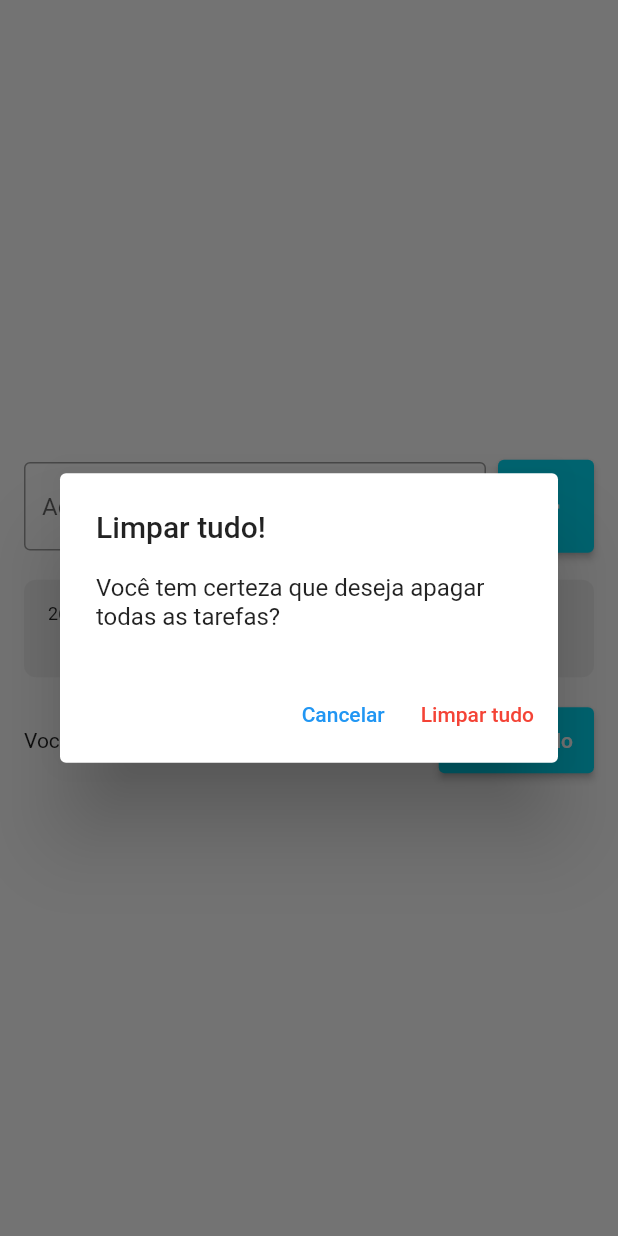
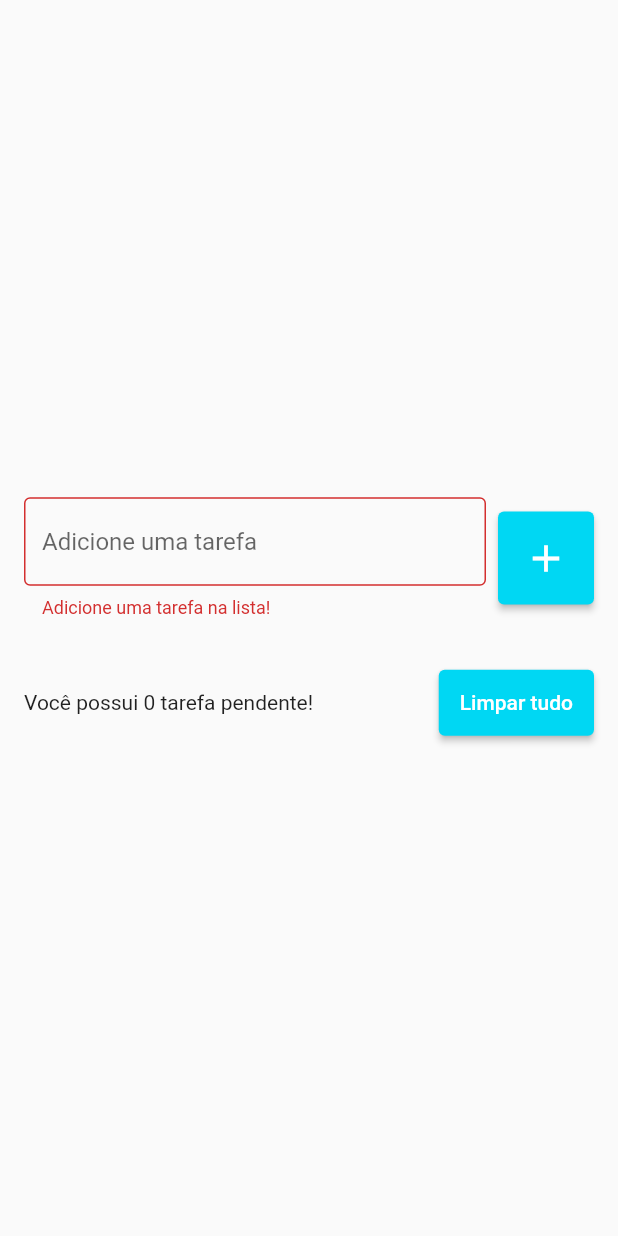
Before and after one commit to eduandev/todo-list, a Flutter app: the screen it shows after launch, after a tap on the "add" icon, after a tap on "Limpar tudo", on a phone screen of 412 x 824 dp. Run offline on Flutter 3.47's test engine with Material 2 defaults, Android fonts, the phone set to English and light mode, and no system bars; drawn by our look-alikes of flutter_slidable; our stand-ins replace shared_preferences.

Commit message:
function saveList

```diff
--- a/lib/models/todo.dart
+++ b/lib/models/todo.dart
@@ -1,7 +1,17 @@
 class Todo {
+  Todo({required this.title, required this.dateTime});
 
-  Todo({required this.title, required this.dateTime});
+  Todo.fromJson(Map<String, dynamic> json)
+      : title = json['title'],
+        dateTime = DateTime.parse(json['dateTime']);
 
   String title;
   DateTime dateTime;
+
+  toJson() {
+    return {
+      'title': title,
+      'dateTime': dateTime.toIso8601String(),
+    };
+  }
 }
--- a/lib/pages/todo_list_page.dart
+++ b/lib/pages/todo_list_page.dart
@@ -1,8 +1,8 @@
 import 'package:flutter/cupertino.dart';
 import 'package:flutter/material.dart';
-
-import '../models/todo.dart';
-import '../widgets/todo_list_item.dart';
+import 'package:todo_list/models/todo.dart';
+import 'package:todo_list/repositories/todo_repository.dart';
+import 'package:todo_list/widgets/todo_list_item.dart';
 
 
 class TodoListPage extends StatefulWidget {
@@ -14,10 +14,23 @@ class TodoListPage extends StatefulWidget {
 
 class _TodoListPageState extends State<TodoListPage> {
   final TextEditingController todoController = TextEditingController();
+  final TodoRepository todoRepository = TodoRepository();
 
   List<Todo> todos = [];
   Todo? deletedTodo;
   int? deletedTodoPos;
+  String? errorText;
+
+  @override
+  void initState() {
+    super.initState();
+
+    todoRepository.getTodoList().then((value) {
+      setState(() {
+        todos = value;
+      });
+    });
+  }
 
   @override
   Widget build(BuildContext context) {
@@ -37,6 +50,7 @@ class _TodoListPageState extends State<TodoListPage> {
                         decoration: InputDecoration(
                           border: OutlineInputBorder(),
                           hintText: 'Adicione uma tarefa',
+                          errorText: errorText,
                         ),
                       ),
                     ),
@@ -46,14 +60,24 @@ class _TodoListPageState extends State<TodoListPage> {
                     ElevatedButton(
                         onPressed: () {
                           String text = todoController.text;
+
+                          if(text.isEmpty) {
+                            setState(() {
+                              errorText = 'Preencha o campo!';
+                            });
+                            return;
+                          }
+
                           setState(() {
                             Todo newTodo = Todo(
                               title: text,
                               dateTime: DateTime.now(),
                             );
                             todos.add(newTodo);
+                            errorText = null;
                           });
                           todoController.clear();
+                          todoRepository.saveTodoList(todos);
                         },
                         style: ElevatedButton.styleFrom(
                           primary: Color(0xff00d7f3),
@@ -121,6 +145,7 @@ void onDelete(Todo todo) {
     setState(() {
       todos.remove(todo);
     });
+    todoRepository.saveTodoList(todos);
 
 ScaffoldMessenger.of(context).clearSnackBars();
 
@@ -136,6 +161,7 @@ ScaffoldMessenger.of(context).showSnackBar(
         setState(() {
             todos.insert(deletedTodoPos!, deletedTodo!);
         });
+        todoRepository.saveTodoList(todos);
       },
     ),
     duration: const Duration(seconds: 5),
@@ -144,19 +170,14 @@ ScaffoldMessenger.of(context).showSnackBar(
 }
 
 void showDeleteAllConfirmationDialog() {
+
     if(todos.isEmpty) {
-      ScaffoldMessenger.of(context).showSnackBar(
-        SnackBar(
-          content: Text('Adicione uma tarefa na lista!',
-            style: TextStyle(color: Colors.black,
-            fontSize: 16),
-          ),
-          backgroundColor: Colors.white,
-          duration: const Duration(seconds: 3),
-        ),
-      );
+      setState(() {
+        errorText = 'Adicione uma tarefa na lista!';
+      });
+      return;
+    }
 
-    } else {
       showDialog(context: context,
         builder: (context) =>
             AlertDialog(
@@ -182,13 +203,13 @@ void showDeleteAllConfirmationDialog() {
 
             ),
       );
-    }
 }
 
 void deleteAllTodos() {
     setState(() {
       todos.clear();
       });
+    todoRepository.saveTodoList(todos);
 }
 
 }
--- /dev/null
+++ b/lib/repositories/todo_repository.dart
@@ -0,0 +1,24 @@
+
+import 'dart:convert';
+
+import 'package:shared_preferences/shared_preferences.dart';
+import 'package:todo_list/models/todo.dart';
+
+const todoListKey = 'todo_list';
+
+class TodoRepository {
+  late SharedPreferences sharedPreferences;
+
+  Future<List<Todo>> getTodoList() async {
+    sharedPreferences = await SharedPreferences.getInstance();
+    final String jsonString = sharedPreferences.getString(todoListKey) ?? '[]';
+    final List jsonDecoded = json.decode(jsonString) as List;
+    return jsonDecoded.map((e) => Todo.fromJson(e)).toList();
+  }
+
+  void saveTodoList(List<Todo> todos) {
+    final jsonSting = json.encode(todos);
+    sharedPreferences.setString(todoListKey, jsonSting);
+  }
+
+}
--- a/pubspec.yaml
+++ b/pubspec.yaml
@@ -37,6 +37,7 @@ dependencies:
   cupertino_icons: ^1.0.2
   intl:
   flutter_slidable: ^0.6.0
+  shared_preferences: ^2.0.8
 
 dev_dependencies:
   flutter_test:
@@ -65,6 +66,7 @@ flutter:
   #   - images/a_dot_burr.jpeg
   #   - images/a_dot_ham.jpeg
 
+
   # An image asset can refer to one or more resolution-specific "variants", see
   # https://flutter.dev/assets-and-images/#resolution-aware
 
```
Also changed, not shown: assets/icons/list.png (added), pubspec.lock, 1 other file.
